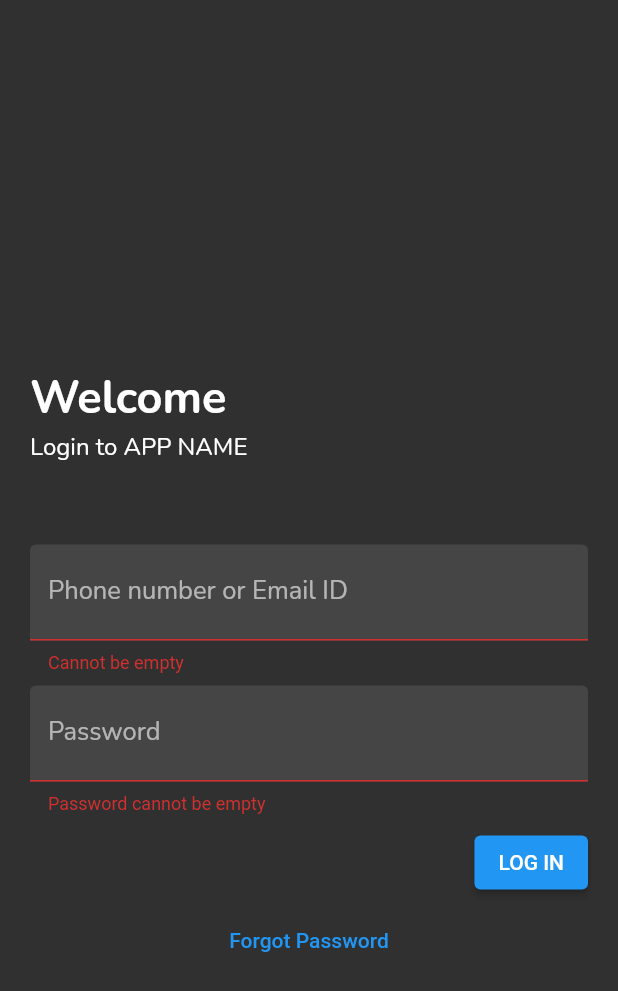
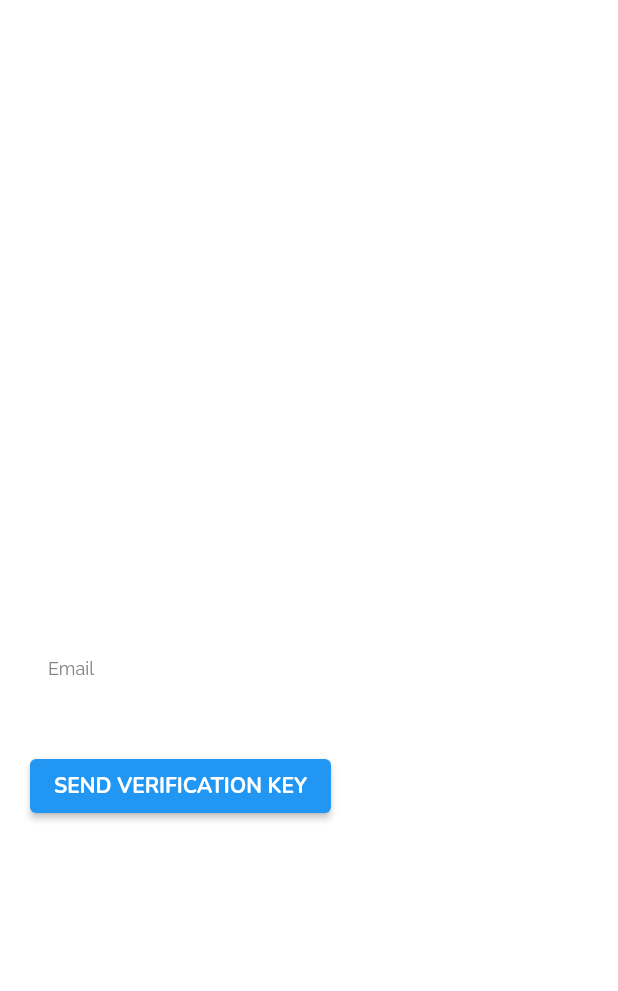
Before and after one commit to Promigos/payment-flutter-app, a Flutter app: the LoginPage screen opened directly, after a tap on "LOG IN", after a tap on "Forgot Password", on a phone screen of 412 x 824 dp. Shown: the top 991 px of the screen. Run offline on Flutter 3.47's test engine with Material 2 defaults, Android fonts, the phone set to English and light mode, and no system bars; drawn by our look-alikes of oktoast; our stand-ins replace auto_size_text, email_validator, flutter_secure_storage, flutter_svg, font_awesome_flutter, google_fonts and 4 more; missing offline and left inert: qr_code_scanner; accounts and stored records are empty.

Commit message:
Added Forgot Password Email Page

```diff
--- /dev/null
+++ b/lib/screens/forgot_password_email.dart
@@ -0,0 +1,139 @@
+import 'dart:convert';
+
+import 'package:payment_app/screens/forgot_passcode.dart';
+import 'package:payment_app/utils/http_modules.dart';
+import 'package:payment_app/widgets/error_box.dart';
+import 'package:email_validator/email_validator.dart';
+import 'package:flutter/material.dart';
+import 'package:payment_app/utils/colors.dart' as colors;
+import 'package:payment_app/utils/constants.dart' as constants;
+import 'package:google_fonts/google_fonts.dart';
+import 'package:oktoast/oktoast.dart';
+
+class ForgotPasswordEmailField extends StatefulWidget {
+  const ForgotPasswordEmailField({Key? key}) : super(key: key);
+
+  @override
+  _ForgotPasswordEmailFieldState createState() =>
+      _ForgotPasswordEmailFieldState();
+}
+
+class _ForgotPasswordEmailFieldState extends State<ForgotPasswordEmailField> {
+  String error = "";
+  final _formKey = GlobalKey<FormFieldState>();
+  final _emailController = TextEditingController();
+  bool showProgress = false;
+
+  @override
+  Widget build(BuildContext context) {
+    return Scaffold(
+      backgroundColor: Colors.transparent,
+      body: Center(
+        child: Container(
+          height: double.maxFinite,
+          child: Column(
+            mainAxisAlignment: MainAxisAlignment.center,
+            children: [
+              Padding(
+                padding: const EdgeInsets.only(left: 20, right: 20, top: 80),
+                child: Align(
+                  alignment: Alignment.topLeft,
+                  child: Text(
+                    'Send verification key to your email ID to reset your password',
+                    style: GoogleFonts.nunito(
+                      color: colors.primaryTextColor,
+                      fontSize: 20,
+                    ),
+                  ),
+                ),
+              ),
+              Padding(
+                padding: constants.textFieldPadding,
+                child: TextFormField(
+                    controller: _emailController,
+                    validator: (value) {
+                      if (value == "" || value == null) {
+                        return "Please enter E-Mail";
+                      } else if (!EmailValidator.validate(value)) {
+                        return "Invalid Email";
+                      } else {
+                        return null;
+                      }
+                    },
+                    key: _formKey,
+                    style:
+                    GoogleFonts.montserrat(color: colors.primaryTextColor),
+                    decoration: InputDecoration(
+                      label: Text('Email',
+                          style: GoogleFonts.raleway(
+                              color: colors.textBoxTextColor, fontSize: 12)),
+                      filled: true,
+                      hintText: 'Please enter your amrita email id',
+                      hintStyle: GoogleFonts.poppins(
+                          color: colors.primaryTextColor.withOpacity(0.7)),
+                      focusedBorder: OutlineInputBorder(
+                          borderSide: BorderSide.none,
+                          borderRadius: BorderRadius.circular(5)),
+                      enabledBorder: OutlineInputBorder(
+                          borderSide: BorderSide.none,
+                          borderRadius: BorderRadius.circular(5)),
+                    )),
+              ),
+              Padding(
+                padding: constants.textFieldPadding,
+                child: error == "" ? Container() : errorBox(error),
+              ),
+              Padding(
+                padding: const EdgeInsets.only(top: 10.0, left: 20),
+                child: Align(
+                  alignment: Alignment.bottomLeft,
+                  child: showProgress
+                      ? const Padding(
+                    padding: EdgeInsets.all(8.0),
+                    child: CircularProgressIndicator(),
+                  )
+                      : ElevatedButton(
+                    onPressed: () async {
+                      if (_formKey.currentState!.validate()) {
+                        setState(() {
+                          showProgress = true;
+                        });
+                        var res = await makePostRequest(
+                            json.encode({
+                              "email": _emailController.text,
+                            }),
+                            "/forgotPassword",
+                            null,
+                            false);
+                        setState(() {
+                          showProgress = false;
+                        });
+                        if (res.statusCode == 200) {
+                          showToast("Verification ID has been sent!");
+                          Navigator.of(context).pushReplacement(
+                              MaterialPageRoute(
+                                  builder: (context) =>
+                                      ForgotPasswordChange(
+                                          email: _emailController.text)));
+                        } else {
+                          setState(() {
+                            error = json.decode(res.body)['message'];
+                          });
+                        }
+                      }
+                    },
+                    child: Text(
+                      'SEND VERIFICATION KEY',
+                      style:
+                      GoogleFonts.nunito(fontWeight: FontWeight.bold),
+                    ),
+                  ),
+                ),
+              )
+            ],
+          ),
+        ),
+      ),
+    );
+  }
+}
--- a/lib/screens/login_page.dart
+++ b/lib/screens/login_page.dart
@@ -3,6 +3,7 @@ import 'dart:convert';
 import 'package:flutter/material.dart';
 import 'package:google_fonts/google_fonts.dart';
 import 'package:oktoast/oktoast.dart';
+import 'package:payment_app/screens/forgot_password_email.dart';
 import 'package:payment_app/screens/home_page.dart';
 import 'package:payment_app/utils/colors.dart' as colors;
 import 'package:payment_app/utils/constants.dart' as constants;
@@ -11,6 +12,7 @@ import '../utils/http_modules.dart';
 import '../utils/utils.dart';
 import '../widgets/custom_sliver.dart';
 import '../widgets/error_box.dart';
+import 'forgot_passcode.dart';
 
 class LoginPage extends StatefulWidget {
   const LoginPage({Key? key}) : super(key: key);
@@ -184,7 +186,10 @@ class _LoginPageState extends State<LoginPage> {
                   ),
                 ),
                 TextButton(
-                    onPressed: () {},
+                    onPressed: () {
+                      Navigator.push(
+                          context, MaterialPageRoute(builder: (context) => const ForgotPasswordEmailField()));
+                    },
                     child: const Text(
                       'Forgot Password',
                     ))
```
